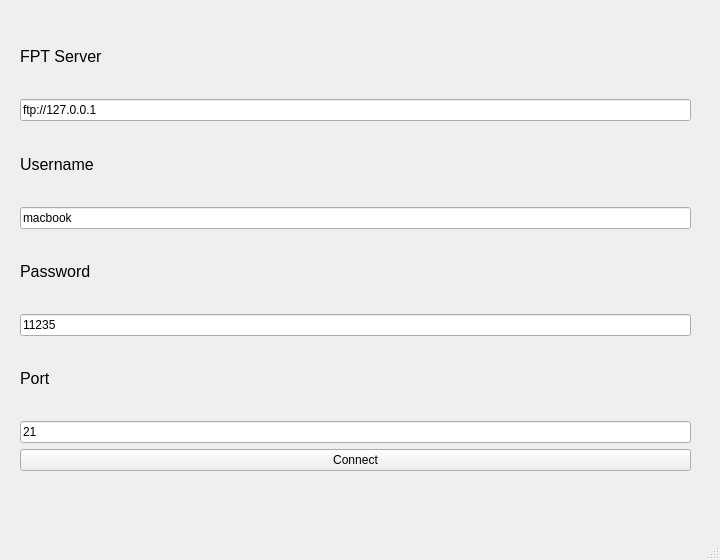
First picture: the form in mainwindow.ui, repository manhtd98/Qt-ftp-app, before the edit.
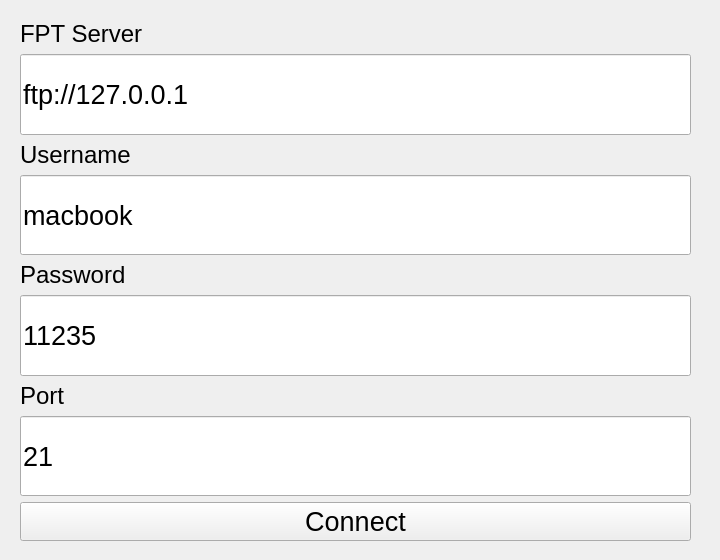
Second picture: the form after the edit.

```diff
--- a/mainwindow.ui
+++ b/mainwindow.ui
@@ -20,7 +20,7 @@
       <x>20</x>
       <y>20</y>
       <width>671</width>
-      <height>451</height>
+      <height>521</height>
      </rect>
     </property>
     <layout class="QVBoxLayout" name="verticalLayout">
@@ -28,7 +28,7 @@
       <widget class="QLabel" name="label">
        <property name="font">
         <font>
-         <pointsize>12</pointsize>
+         <pointsize>18</pointsize>
         </font>
        </property>
        <property name="text">
@@ -38,6 +38,17 @@
      </item>
      <item>
       <widget class="QLineEdit" name="lineEdit">
+       <property name="sizePolicy">
+        <sizepolicy hsizetype="Expanding" vsizetype="Expanding">
+         <horstretch>0</horstretch>
+         <verstretch>10</verstretch>
+        </sizepolicy>
+       </property>
+       <property name="font">
+        <font>
+         <pointsize>20</pointsize>
+        </font>
+       </property>
        <property name="text">
         <string>ftp://127.0.0.1</string>
        </property>
@@ -50,7 +61,7 @@
       <widget class="QLabel" name="label_2">
        <property name="font">
         <font>
-         <pointsize>12</pointsize>
+         <pointsize>18</pointsize>
         </font>
        </property>
        <property name="text">
@@ -60,6 +71,17 @@
      </item>
      <item>
       <widget class="QLineEdit" name="lineEdit_2">
+       <property name="sizePolicy">
+        <sizepolicy hsizetype="Expanding" vsizetype="Preferred">
+         <horstretch>0</horstretch>
+         <verstretch>10</verstretch>
+        </sizepolicy>
+       </property>
+       <property name="font">
+        <font>
+         <pointsize>20</pointsize>
+        </font>
+       </property>
        <property name="text">
         <string>macbook</string>
        </property>
@@ -72,7 +94,7 @@
       <widget class="QLabel" name="label_3">
        <property name="font">
         <font>
-         <pointsize>12</pointsize>
+         <pointsize>18</pointsize>
         </font>
        </property>
        <property name="text">
@@ -82,6 +104,30 @@
      </item>
      <item>
       <widget class="QLineEdit" name="lineEdit_3">
+       <property name="sizePolicy">
+        <sizepolicy hsizetype="Expanding" vsizetype="Expanding">
+         <horstretch>0</horstretch>
+         <verstretch>10</verstretch>
+        </sizepolicy>
+       </property>
+       <property name="minimumSize">
+        <size>
+         <width>0</width>
+         <height>20</height>
+        </size>
+       </property>
+       <property name="baseSize">
+        <size>
+         <width>0</width>
+         <height>100</height>
+        </size>
+       </property>
+       <property name="font">
+        <font>
+         <pointsize>20</pointsize>
+         <bold>false</bold>
+        </font>
+       </property>
        <property name="text">
         <string>11235</string>
        </property>
@@ -92,9 +138,21 @@
      </item>
      <item>
       <widget class="QLabel" name="label_4">
+       <property name="sizePolicy">
+        <sizepolicy hsizetype="Minimum" vsizetype="Preferred">
+         <horstretch>0</horstretch>
+         <verstretch>0</verstretch>
+        </sizepolicy>
+       </property>
+       <property name="minimumSize">
+        <size>
+         <width>0</width>
+         <height>10</height>
+        </size>
+       </property>
        <property name="font">
         <font>
-         <pointsize>12</pointsize>
+         <pointsize>18</pointsize>
         </font>
        </property>
        <property name="text">
@@ -104,6 +162,20 @@
      </item>
      <item>
       <widget class="QLineEdit" name="lineEdit_4">
+       <property name="enabled">
+        <bool>true</bool>
+       </property>
+       <property name="sizePolicy">
+        <sizepolicy hsizetype="Expanding" vsizetype="Preferred">
+         <horstretch>20</horstretch>
+         <verstretch>10</verstretch>
+        </sizepolicy>
+       </property>
+       <property name="font">
+        <font>
+         <pointsize>20</pointsize>
+        </font>
+       </property>
        <property name="text">
         <string>21</string>
        </property>
@@ -111,6 +183,11 @@
      </item>
      <item>
       <widget class="QPushButton" name="pushButton">
+       <property name="font">
+        <font>
+         <pointsize>20</pointsize>
+        </font>
+       </property>
        <property name="text">
         <string>Connect</string>
        </property>
@@ -119,17 +196,6 @@
     </layout>
    </widget>
   </widget>
-  <widget class="QMenuBar" name="menubar">
-   <property name="geometry">
-    <rect>
-     <x>0</x>
-     <y>0</y>
-     <width>720</width>
-     <height>43</height>
-    </rect>
-   </property>
-  </widget>
-  <widget class="QStatusBar" name="statusbar"/>
  </widget>
  <resources/>
  <connections/>
```
Left out of the diff: 6 changed lines with no effect on the pictures.
